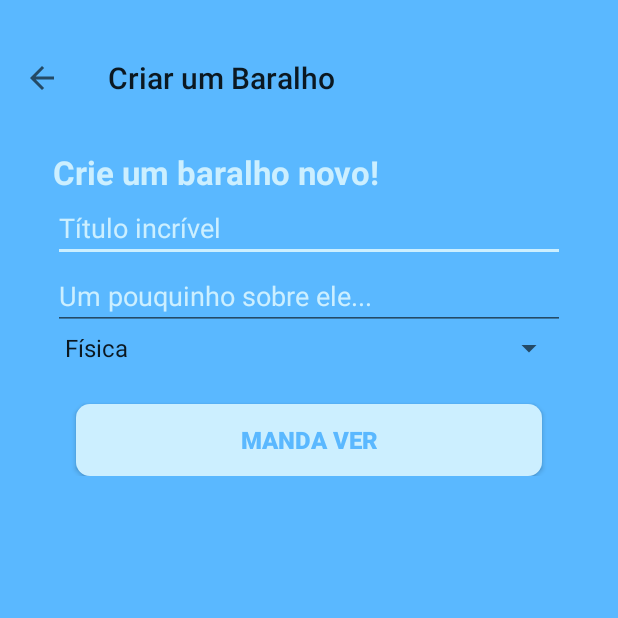
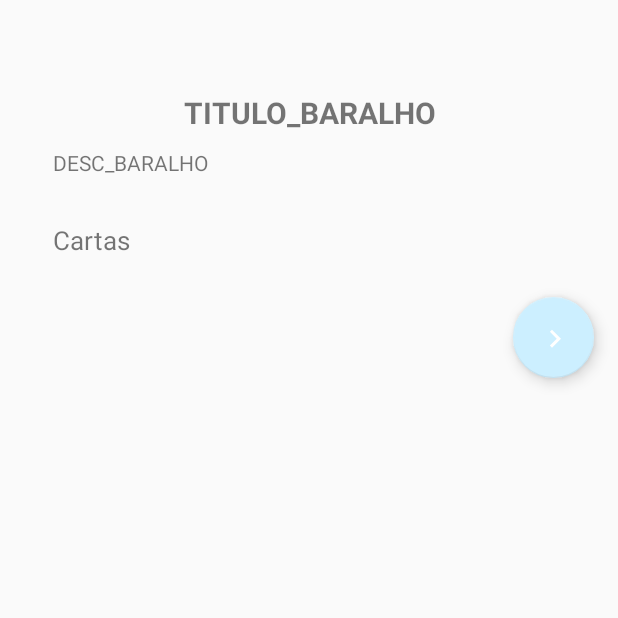
Before and after one commit to gurrenPizza/LembreApp, an Android app: the CadastroBaralhoActivity screen opened directly, with no data from a screen before it, after a tap on "MANDA VER", on a phone screen of 412 x 824 dp, the top half of it. Run offline under Robolectric (Android 15) with nearby library versions, the phone set to English and light mode, and no system bars; our stand-ins replace Firebase (no records; nobody signed in at launch, a user with empty details on screens opened directly).

Commit message:
criada a página de baralho

```diff
--- a/app/src/main/AndroidManifest.xml
+++ b/app/src/main/AndroidManifest.xml
@@ -30,9 +30,10 @@
             android:parentActivityName=".Activities.LoginActivity" />
         <activity
             android:name=".Activities.CadastroBaralhoActivity"
-            android:theme="@style/AppTheme.NoActionBar"
             android:label="Criar um Baralho"
-            android:parentActivityName=".Activities.MainActivity"/>
+            android:parentActivityName=".Activities.MainActivity"
+            android:theme="@style/AppTheme.NoActionBar" />
+        <activity android:name=".Activities.BaralhoActivity"></activity>
     </application>
 
 </manifest>
--- /dev/null
+++ b/app/src/main/java/com/ifrj/tcc/lembre/Activities/BaralhoActivity.java
@@ -0,0 +1,15 @@
+package com.ifrj.tcc.lembre.Activities;
+
+import android.support.v7.app.AppCompatActivity;
+import android.os.Bundle;
+
+import com.ifrj.tcc.lembre.R;
+
+public class BaralhoActivity extends AppCompatActivity {
+
+    @Override
+    protected void onCreate(Bundle savedInstanceState) {
+        super.onCreate(savedInstanceState);
+        setContentView(R.layout.activity_baralho);
+    }
+}
--- a/app/src/main/java/com/ifrj/tcc/lembre/Activities/CadastroBaralhoActivity.java
+++ b/app/src/main/java/com/ifrj/tcc/lembre/Activities/CadastroBaralhoActivity.java
@@ -137,8 +137,8 @@ public class CadastroBaralhoActivity extends AppCompatActivity {
         try{
             firebase = ConfiguracaoFirebase.getFirebase().child("baralhos");
             firebase.child(baralho.getTitulo()).setValue(baralho);
-            Toast.makeText(CadastroBaralhoActivity.this, "Baralho criado com sucesso!",Toast.LENGTH_LONG).show();
-
+            Toast.makeText(CadastroBaralhoActivity.this, "BaralhoActivity criado com sucesso!",Toast.LENGTH_LONG).show();
+            abrirTelaBaralho();
             return true;
         }catch(Exception e){
             e.printStackTrace();
@@ -146,4 +146,11 @@ public class CadastroBaralhoActivity extends AppCompatActivity {
         }
     }
 
+    private void abrirTelaBaralho() {
+        Intent abrirTelaBaralho = new Intent(CadastroBaralhoActivity.this, BaralhoActivity.class);
+        startActivity(abrirTelaBaralho);
+        finish();
+    }
+
+
 }
--- a/app/src/main/java/com/ifrj/tcc/lembre/Activities/MainActivity.java
+++ b/app/src/main/java/com/ifrj/tcc/lembre/Activities/MainActivity.java
@@ -26,12 +26,11 @@ public class MainActivity extends AppCompatActivity
         Toolbar toolbar = (Toolbar) findViewById(R.id.toolbar);
         setSupportActionBar(toolbar);
 
-        FloatingActionButton fab = (FloatingActionButton) findViewById(R.id.fab);
+        FloatingActionButton fab = (FloatingActionButton) findViewById(R.id.fabAddBaralho);
         fab.setOnClickListener(new View.OnClickListener() {
             @Override
             public void onClick(View view) {
-                Snackbar.make(view, "Replace with your own action", Snackbar.LENGTH_LONG)
-                        .setAction("Action", null).show();
+                abrirCriarBaralho();
             }
         });
 
@@ -43,13 +42,6 @@ public class MainActivity extends AppCompatActivity
 
         NavigationView navigationView = (NavigationView) findViewById(R.id.nav_view);
         navigationView.setNavigationItemSelectedListener(this);
-
-        fab.setOnClickListener(new View.OnClickListener() {
-            @Override
-            public void onClick(View view) {
-                abrirCriarBaralho();
-            }
-        });
 
     }
 
--- /dev/null
+++ b/app/src/main/res/drawable/ic_add_black_24dp.xml
@@ -0,0 +1,5 @@
+<vector android:height="24dp" android:tint="#FFFFFF"
+    android:viewportHeight="24.0" android:viewportWidth="24.0"
+    android:width="24dp" xmlns:android="http://schemas.android.com/apk/res/android">
+    <path android:fillColor="#FF000000" android:pathData="M19,13h-6v6h-2v-6H5v-2h6V5h2v6h6v2z"/>
+</vector>
--- /dev/null
+++ b/app/src/main/res/drawable/ic_keyboard_arrow_right_black_24dp.xml
@@ -0,0 +1,5 @@
+<vector android:height="24dp" android:tint="#FFFFFF"
+    android:viewportHeight="24.0" android:viewportWidth="24.0"
+    android:width="24dp" xmlns:android="http://schemas.android.com/apk/res/android">
+    <path android:fillColor="#FF000000" android:pathData="M8.59,16.34l4.58,-4.59 -4.58,-4.59L10,5.75l6,6 -6,6z"/>
+</vector>
--- /dev/null
+++ b/app/src/main/res/layout/activity_baralho.xml
@@ -0,0 +1,60 @@
+<?xml version="1.0" encoding="utf-8"?>
+<LinearLayout xmlns:android="http://schemas.android.com/apk/res/android"
+    xmlns:app="http://schemas.android.com/apk/res-auto"
+    xmlns:tools="http://schemas.android.com/tools"
+    android:orientation="vertical"
+    android:layout_width="match_parent"
+    android:layout_height="match_parent"
+    tools:context=".Activities.BaralhoActivity">
+
+
+    <android.support.v7.widget.Toolbar
+        android:id="@+id/tbBaralho"
+        android:layout_width="match_parent"
+        android:layout_height="wrap_content">
+
+    </android.support.v7.widget.Toolbar>
+
+    <TextView
+        android:id="@+id/txtTituloBaralho"
+        android:layout_marginTop="5dp"
+        android:layout_width="match_parent"
+        android:layout_height="wrap_content"
+        android:text="TITULO_BARALHO"
+        android:textStyle="bold"
+        android:textSize="20sp"
+        android:layout_marginBottom="10dp"
+        android:paddingRight="35dp"
+        android:paddingLeft="35dp"
+        android:gravity="center"/>
+
+    <TextView
+        android:id="@+id/txtDescBaralho"
+        android:layout_width="match_parent"
+        android:layout_height="wrap_content"
+        android:layout_marginBottom="10dp"
+        android:paddingRight="35dp"
+        android:paddingLeft="35dp"
+        android:text="DESC_BARALHO"/>
+
+    <TextView
+        android:layout_width="match_parent"
+        android:layout_height="wrap_content"
+        android:layout_marginTop="20dp"
+        android:layout_marginBottom="10dp"
+        android:paddingRight="35dp"
+        android:paddingLeft="35dp"
+        android:text="@string/cartas"
+        android:textSize="17dp"/>
+
+    <android.support.design.widget.FloatingActionButton
+        android:id="@+id/floatingActionButton"
+        android:layout_width="54dp"
+        android:layout_height="54dp"
+        android:layout_gravity="bottom|end"
+        android:layout_margin="16dp"
+        android:clickable="true"
+        app:srcCompat="@drawable/ic_keyboard_arrow_right_black_24dp" />
+
+
+</LinearLayout>
--- a/app/src/main/res/layout/app_bar_main.xml
+++ b/app/src/main/res/layout/app_bar_main.xml
@@ -23,11 +23,12 @@
     <include layout="@layout/content_main" />
 
     <android.support.design.widget.FloatingActionButton
-        android:id="@+id/fab"
-        android:layout_width="wrap_content"
-        android:layout_height="wrap_content"
+        android:id="@+id/fabAddBaralho"
+        android:layout_width="54dp"
+        android:layout_height="54dp"
+        android:background="#D070D6"
         android:layout_gravity="bottom|end"
         android:layout_margin="@dimen/fab_margin"
-        app:srcCompat="@android:drawable/ic_dialog_email" />
+        app:srcCompat="@android:drawable/ic_input_add" />
 
 </android.support.design.widget.CoordinatorLayout>
--- a/app/src/main/res/values/strings.xml
+++ b/app/src/main/res/values/strings.xml
@@ -23,6 +23,7 @@
     <string name="t_tulo_incr_vel">Título incrível</string>
     <string name="um_pouquinho_sobre_ele">Um pouquinho sobre ele...</string>
     <string name="manda_ver">MANDA VER</string>
+    <string name="cartas">Cartas</string>
 
     <string-array name="categorias">
         <item>Física</item>
```
Also changed, not shown: app/src/main/res/mipmap-hdpi/ic_carta.png (added), app/src/main/res/mipmap-mdpi/ic_carta.png (added), app/src/main/res/mipmap-xhdpi/ic_carta.png (added), app/src/main/res/mipmap-xxhdpi/ic_carta.png (added), app/src/main/res/mipmap-xxxhdpi/ic_carta.png (added).
